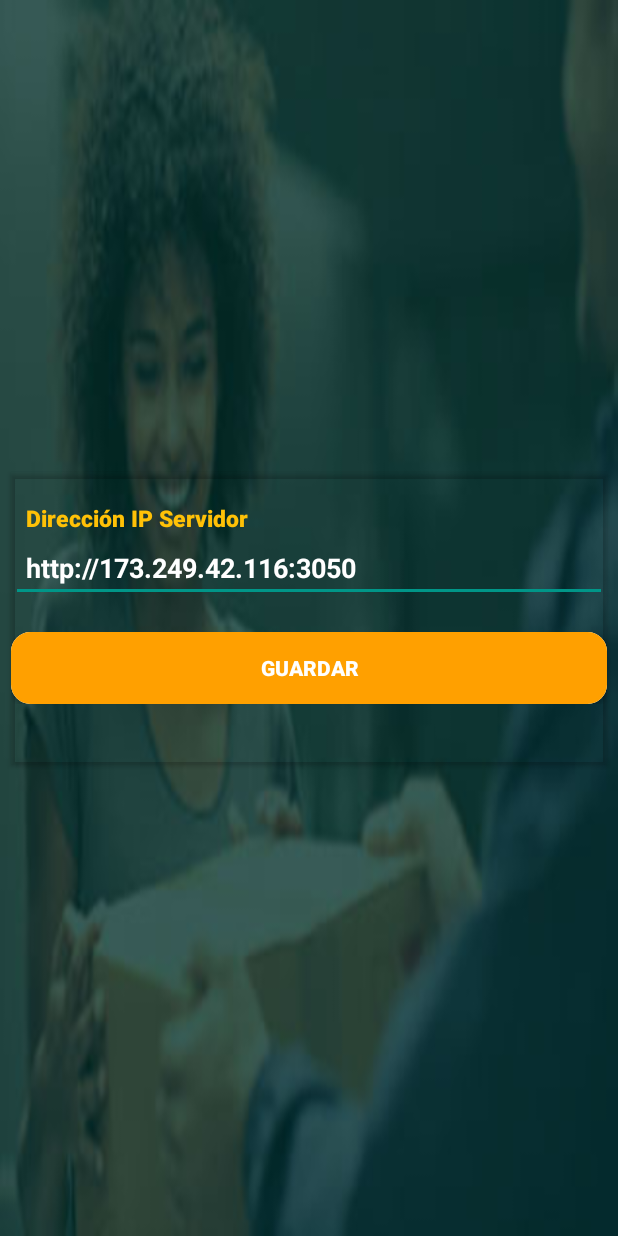
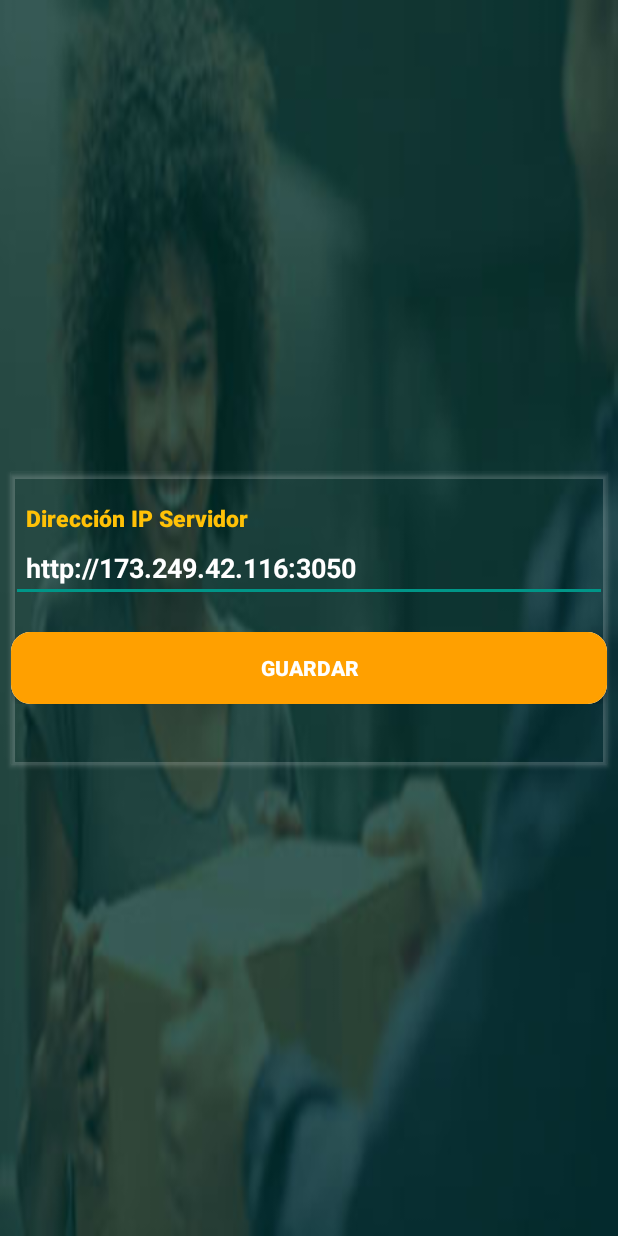
Before and after one commit to MarcoAntonioMamani/AppDynasys, an Android app: the WebServicesActivity screen opened directly, with no data from a screen before it, on a phone screen of 412 x 824 dp. Run offline under Robolectric (Android 15) with nearby library versions, the phone set to English and light mode, and no system bars.

Commit message:
cambios diseño

```diff
--- a/app/src/main/res/layout/activity_login.xml
+++ b/app/src/main/res/layout/activity_login.xml
@@ -38,6 +38,8 @@
         app:cardElevation="10dp"
         app:cardUseCompatPadding="true"
 
+        android:outlineAmbientShadowColor="@color/colorAccentAmarrillo"
+        android:outlineSpotShadowColor="@color/white"
         app:contentPadding="16dp">
         <LinearLayout
             android:layout_width="match_parent"
--- a/app/src/main/res/layout/activity_web_services.xml
+++ b/app/src/main/res/layout/activity_web_services.xml
@@ -19,6 +19,8 @@
         android:elevation="5dp"
         xmlns:app="http://schemas.android.com/apk/res-auto"
         xmlns:android="http://schemas.android.com/apk/res/android"
+        android:outlineAmbientShadowColor="@color/white"
+        android:outlineSpotShadowColor="@color/white"
         card_view:cardBackgroundColor="@android:color/transparent"
         >
         <LinearLayout
```
